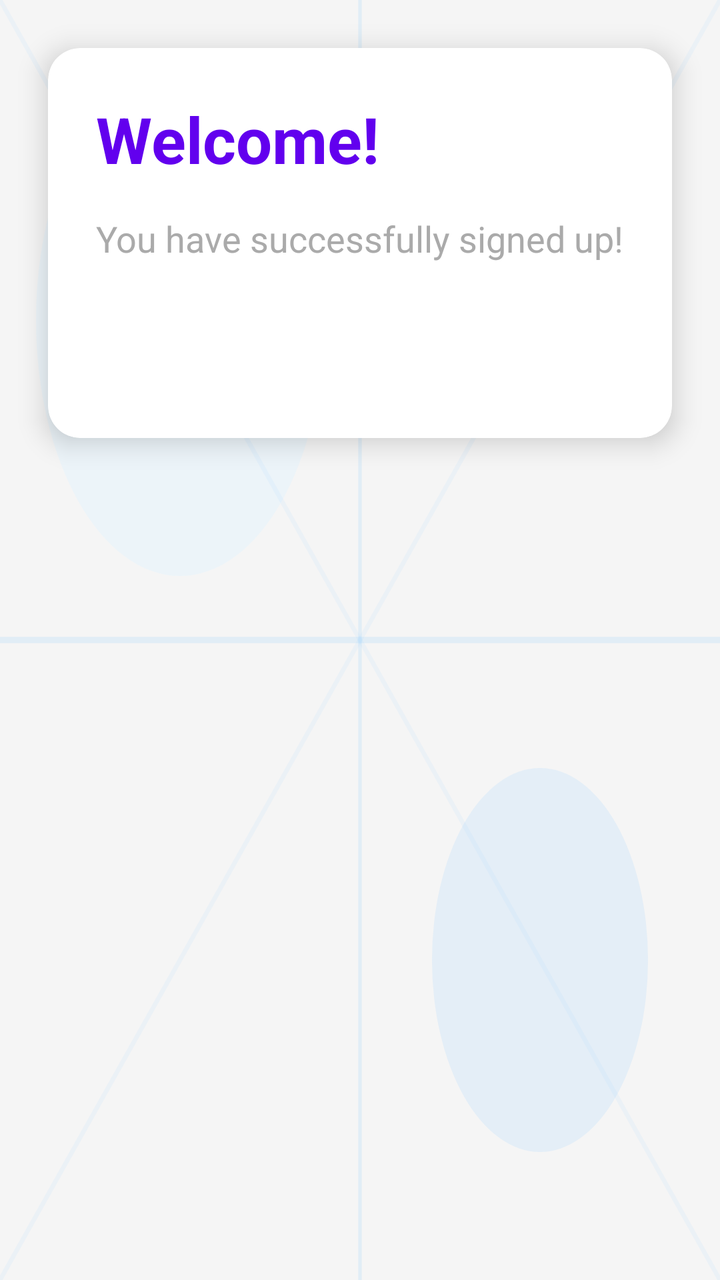
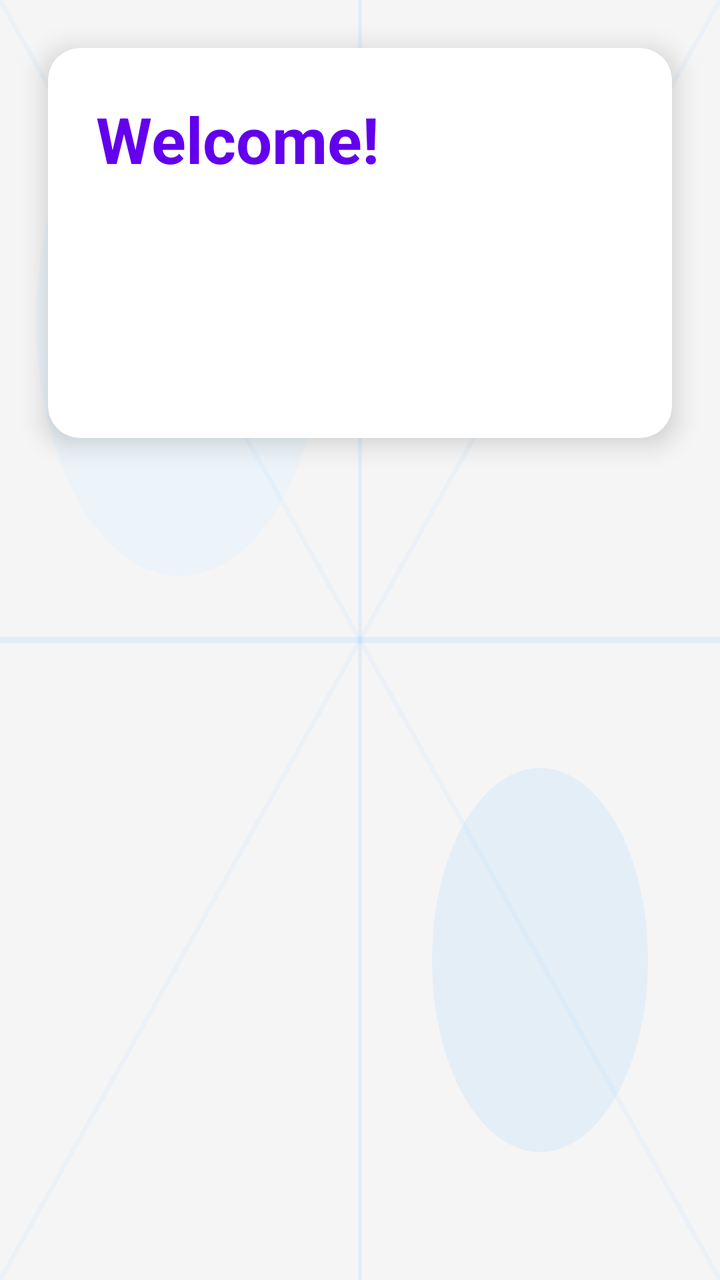

Two renders of the same Android screen: before a commit and after it. Below are the layout's source before the change and the commit's diff.
<!-- AndroidManifest.xml: application theme Theme.TestApp -->
<!-- res/layout/activity_dashboard.xml -->
<?xml version="1.0" encoding="utf-8"?>
<androidx.constraintlayout.widget.ConstraintLayout xmlns:android="http://schemas.android.com/apk/res/android"
    xmlns:app="http://schemas.android.com/apk/res-auto"
    xmlns:tools="http://schemas.android.com/tools"
    android:layout_width="match_parent"
    android:layout_height="match_parent"
    android:background="@drawable/background_pattern"
    tools:context=".DashboardActivity">

    <androidx.cardview.widget.CardView
        android:layout_width="match_parent"
        android:layout_height="195dp"
        android:layout_margin="24dp"
        app:cardBackgroundColor="#FFFFFF"
        app:cardCornerRadius="16dp"
        app:cardElevation="8dp"
        app:layout_constraintTop_toTopOf="parent"
        tools:layout_editor_absoluteX="24dp">

        <androidx.constraintlayout.widget.ConstraintLayout
            android:layout_width="match_parent"
            android:layout_height="wrap_content"
            android:padding="24dp">

            <TextView
                android:id="@+id/welcomeTitle"
                android:layout_width="wrap_content"
                android:layout_height="wrap_content"
                android:text="Welcome!"
                android:textColor="@color/design_default_color_primary"
                android:textSize="32sp"
                android:textStyle="bold"
                app:layout_constraintStart_toStartOf="parent"
                app:layout_constraintTop_toTopOf="parent" />

            <TextView
                android:id="@+id/welcomeMessage"
                android:layout_width="wrap_content"
                android:layout_height="wrap_content"
                android:layout_marginTop="16dp"
                android:text="You have successfully signed up!"
                android:textColor="@android:color/darker_gray"
                android:textSize="18sp"
                app:layout_constraintStart_toStartOf="parent"
                app:layout_constraintTop_toBottomOf="@id/welcomeTitle" />

            <TextView
                android:id="@+id/userName"
                android:layout_width="wrap_content"
                android:layout_height="wrap_content"
                android:layout_marginTop="32dp"
                android:textColor="@color/design_default_color_primary"
                android:textSize="24sp"
                android:textStyle="bold"
                app:layout_constraintStart_toStartOf="parent"
                app:layout_constraintTop_toBottomOf="@id/welcomeMessage" />

        </androidx.constraintlayout.widget.ConstraintLayout>
    </androidx.cardview.widget.CardView>

</androidx.constraintlayout.widget.ConstraintLayout>
<!-- resources referenced by this layout -->
<resources>
  <!-- drawable background_pattern (drawable) -->
  <?xml version="1.0" encoding="utf-8"?>
  <vector xmlns:android="http://schemas.android.com/apk/res/android"
      android:width="200dp"
      android:height="200dp"
      android:viewportWidth="200"
      android:viewportHeight="200">
  
      
      <path
          android:fillColor="#F5F5F5"
          android:pathData="M0,0h200v200h-200z" />
  
      
      <path
          android:fillColor="#E3F2FD"
          android:fillAlpha="0.5"
          android:pathData="M50,50m-40,0a40,40 0,1 1,80 0a40,40 0,1 1,-80 0" />
  
      <path
          android:fillColor="#BBDEFB"
          android:fillAlpha="0.3"
          android:pathData="M150,150m-30,0a30,30 0,1 1,60 0a30,30 0,1 1,-60 0" />
  
      
      <path
          android:strokeColor="#90CAF9"
          android:strokeWidth="1"
          android:strokeAlpha="0.2"
          android:pathData="M0,100 L200,100" />
  
      <path
          android:strokeColor="#90CAF9"
          android:strokeWidth="1"
          android:strokeAlpha="0.2"
          android:pathData="M100,0 L100,200" />
  
      
      <path
          android:strokeColor="#90CAF9"
          android:strokeWidth="1"
          android:strokeAlpha="0.1"
          android:pathData="M0,0 L200,200" />
  
      <path
          android:strokeColor="#90CAF9"
          android:strokeWidth="1"
          android:strokeAlpha="0.1"
          android:pathData="M200,0 L0,200" />
  
  </vector>
  <style name="Theme.TestApp" parent="Theme.MaterialComponents.Light.NoActionBar">
          
          <item name="colorPrimary">@color/primary</item>
          <item name="colorPrimaryVariant">@color/primary_dark</item>
          <item name="colorOnPrimary">@color/white</item>
          
          <item name="colorSecondary">@color/accent</item>
          <item name="colorSecondaryVariant">@color/accent</item>
          <item name="colorOnSecondary">@color/white</item>
          
          <item name="android:statusBarColor">@android:color/transparent</item>
          <item name="android:windowLightStatusBar">true</item>
          
          <item name="android:textColorPrimary">@color/text_primary</item>
          <item name="android:textColorSecondary">@color/text_secondary</item>
          
          <item name="android:windowBackground">@color/background</item>
          
          <item name="textInputStyle">@style/Widget.MaterialComponents.TextInputLayout.OutlinedBox</item>
      </style>
  <color name="primary">#2196F3</color>
  <color name="primary_dark">#1976D2</color>
  <color name="white">#FFFFFFFF</color>
  <color name="accent">#448AFF</color>
  <color name="text_primary">#212121</color>
  <color name="text_secondary">#757575</color>
  <color name="background">#FFFFFF</color>
</resources>

<!-- the commit's change to res/layout/activity_dashboard.xml (unified diff, before → after) -->
@@ -7,6 +7,7 @@
     android:background="@drawable/background_pattern"
     tools:context=".DashboardActivity">
 
+    
     <androidx.cardview.widget.CardView
         android:layout_width="match_parent"
         android:layout_height="195dp"
@@ -17,11 +18,13 @@
         app:layout_constraintTop_toTopOf="parent"
         tools:layout_editor_absoluteX="24dp">
 
+        
         <androidx.constraintlayout.widget.ConstraintLayout
             android:layout_width="match_parent"
             android:layout_height="wrap_content"
             android:padding="24dp">
 
+            
             <TextView
                 android:id="@+id/welcomeTitle"
                 android:layout_width="wrap_content"
@@ -33,29 +36,19 @@
                 app:layout_constraintStart_toStartOf="parent"
                 app:layout_constraintTop_toTopOf="parent" />
 
-            <TextView
-                android:id="@+id/welcomeMessage"
-                android:layout_width="wrap_content"
-                android:layout_height="wrap_content"
-                android:layout_marginTop="16dp"
-                android:text="You have successfully signed up!"
-                android:textColor="@android:color/darker_gray"
-                android:textSize="18sp"
-                app:layout_constraintStart_toStartOf="parent"
-                app:layout_constraintTop_toBottomOf="@id/welcomeTitle" />
-
+            
             <TextView
                 android:id="@+id/userName"
                 android:layout_width="wrap_content"
                 android:layout_height="wrap_content"
-                android:layout_marginTop="32dp"
-                android:textColor="@color/design_default_color_primary"
+                android:layout_marginTop="8dp"
+                android:textColor="@color/text_primary"
                 android:textSize="24sp"
-                android:textStyle="bold"
                 app:layout_constraintStart_toStartOf="parent"
-                app:layout_constraintTop_toBottomOf="@id/welcomeMessage" />
+                app:layout_constraintTop_toBottomOf="@id/welcomeTitle" />
 
         </androidx.constraintlayout.widget.ConstraintLayout>
+
     </androidx.cardview.widget.CardView>
 
 </androidx.constraintlayout.widget.ConstraintLayout>
<!-- resource entries referenced after the edit -->
@@ -1,5 +1,6 @@
 <!-- resources referenced by this layout -->
 <resources>
+  <color name="text_primary">#212121</color>
   <!-- drawable background_pattern (drawable) -->
   <?xml version="1.0" encoding="utf-8"?>
   <vector xmlns:android="http://schemas.android.com/apk/res/android"
@@ -57,17 +58,22 @@
           <item name="colorPrimaryVariant">@color/primary_dark</item>
           <item name="colorOnPrimary">@color/white</item>
           
+          
           <item name="colorSecondary">@color/accent</item>
           <item name="colorSecondaryVariant">@color/accent</item>
           <item name="colorOnSecondary">@color/white</item>
           
+          
           <item name="android:statusBarColor">@android:color/transparent</item>
           <item name="android:windowLightStatusBar">true</item>
+          
           
           <item name="android:textColorPrimary">@color/text_primary</item>
           <item name="android:textColorSecondary">@color/text_secondary</item>
           
+          
           <item name="android:windowBackground">@color/background</item>
+          
           
           <item name="textInputStyle">@style/Widget.MaterialComponents.TextInputLayout.OutlinedBox</item>
       </style>
@@ -75,7 +81,6 @@
   <color name="primary_dark">#1976D2</color>
   <color name="white">#FFFFFFFF</color>
   <color name="accent">#448AFF</color>
-  <color name="text_primary">#212121</color>
   <color name="text_secondary">#757575</color>
   <color name="background">#FFFFFF</color>
 </resources>
